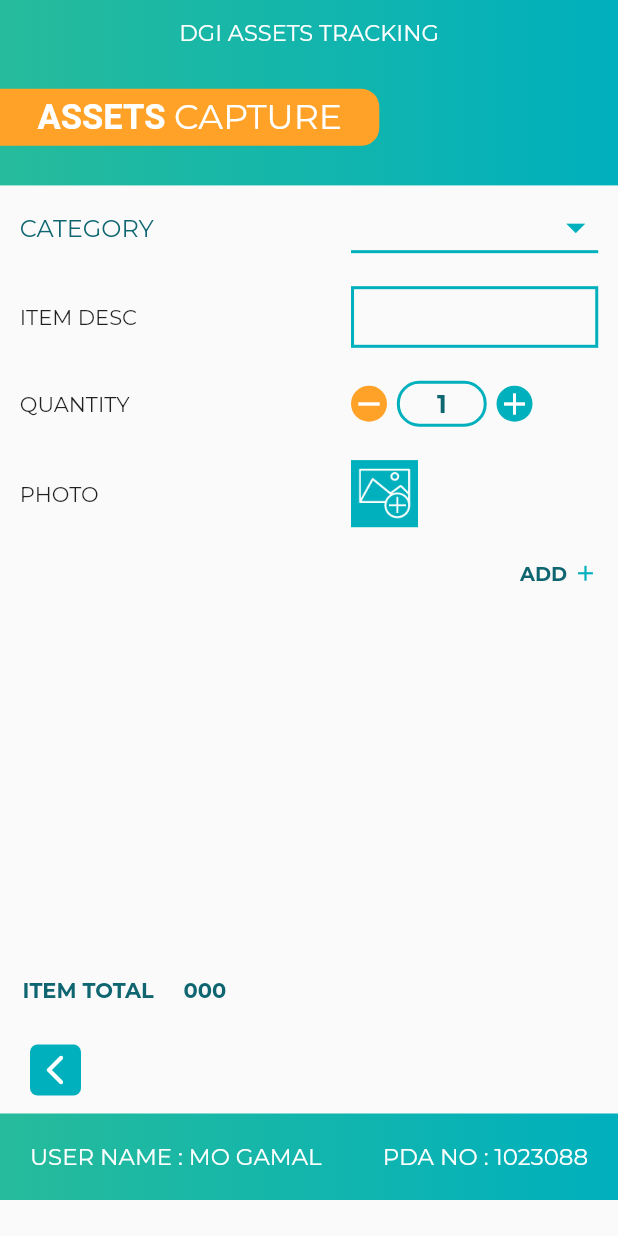
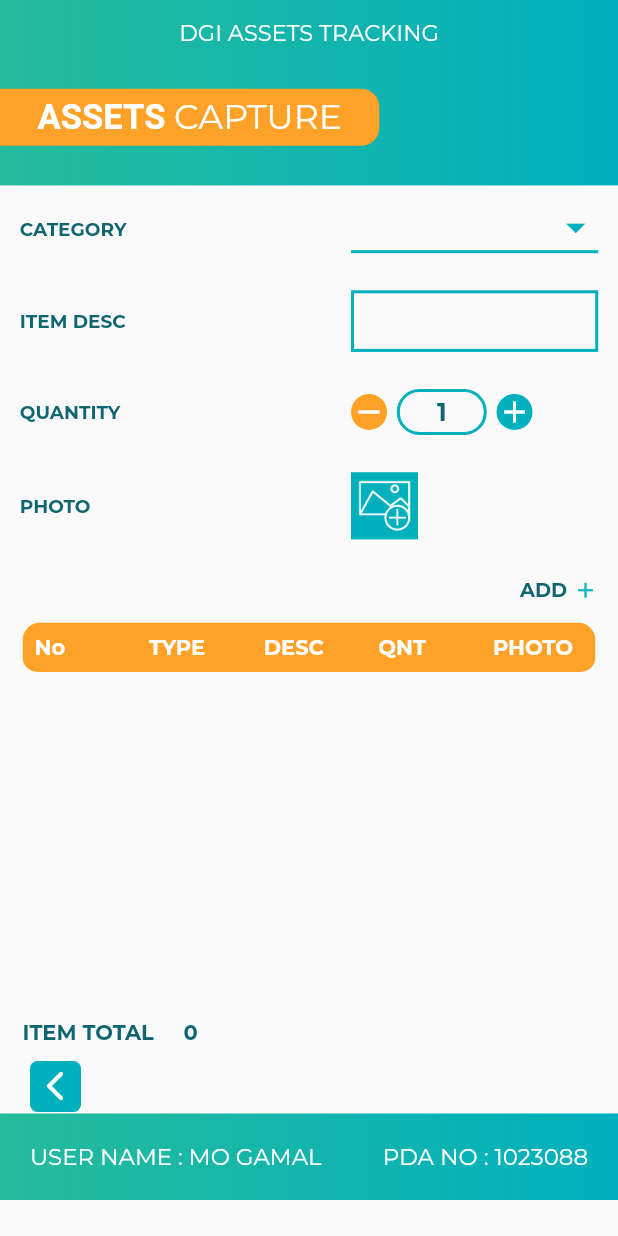
Before and after one commit to Ahmed2120/DGI, a Flutter app: the AssetsCapture screen opened directly, on a phone screen of 412 x 824 dp. Run offline on Flutter 3.47's test engine with Material 2 defaults, Android fonts, the phone set to English and light mode, and no system bars; our stand-ins replace camera, dropdown_button2, percent_indicator, sqflite; missing offline and left inert: flutter_barcode_scanner; accounts and stored records are empty.

Commit message:
edit design

```diff
--- a/lib/screens/assets_capture_screen.dart
+++ b/lib/screens/assets_capture_screen.dart
@@ -122,7 +122,7 @@ class _AssetsCaptureState extends State<AssetsCapture> {
                             categories.map((e) => e.name).toList()),
                         Row(
                           children: [
-                            const Text('ITEM DESC'),
+                            buildText('ITEM DESC', dSize),
                             Spacer(),
                             Container(
                               width: dSize.width * 0.4,
@@ -143,7 +143,7 @@ class _AssetsCaptureState extends State<AssetsCapture> {
                         ),
                         Row(
                           children: [
-                            Text('QUANTITY'),
+                            buildText('QUANTITY', dSize),
                             Spacer(),
                             SizedBox(
                               width: dSize.width * 0.4,
@@ -209,7 +209,7 @@ class _AssetsCaptureState extends State<AssetsCapture> {
                         ),
                         Row(
                           children: [
-                            Text('PHOTO'),
+                            buildText('PHOTO', dSize),
                             Spacer(),
                             InkWell(
                               child: SizedBox(
@@ -247,7 +247,9 @@ class _AssetsCaptureState extends State<AssetsCapture> {
                   children: [
                     Container(
                       padding: const EdgeInsets.symmetric(horizontal: 15),
-                      height: dSize.height * 0.3,
+                      height: dSize.height * 0.321,
+                      child:ClipRRect(
+                        borderRadius: BorderRadius.circular(12),
                         child: ListView(
                           children: [
                             Table(
@@ -257,10 +259,11 @@ class _AssetsCaptureState extends State<AssetsCapture> {
                           ],
                         ),
                       ),
+                    ),
                     Container(
                       padding: EdgeInsets.only(left: 15),
                       child: Text(
-                        'ITEM TOTAL     000',
+                        'ITEM TOTAL     ${items.length}',
                         style: TextStyle(
                             color: Color(0xFF0F6671),
                             fontWeight: FontWeight.bold),
@@ -271,7 +274,7 @@ class _AssetsCaptureState extends State<AssetsCapture> {
                 ),
               ),
               Padding(
-                padding: EdgeInsets.symmetric(horizontal: 20, vertical: 12),
+                padding: EdgeInsets.symmetric(horizontal: 20, vertical: 1),
                 child: Row(
                   mainAxisAlignment: MainAxisAlignment.spaceBetween,
                   children: [
@@ -438,12 +441,10 @@ class _AssetsCaptureState extends State<AssetsCapture> {
   List<TableRow> _getListings() {
     List<TableRow> listings = <TableRow>[];
     int i = 0;
-    for (i = 0; i < items.length; i++) {
-      if (i == 0) {
       listings.add(
         buildRow(['No', 'TYPE', 'DESC', 'QNT', 'PHOTO'], isHeader: true),
       );
-      }
+    for (i = 0; i < items.length; i++) {
       listings.add(
         buildRow(
           [
@@ -465,10 +466,7 @@ class _AssetsCaptureState extends State<AssetsCapture> {
   dropdownMenu(String title, Size dSize, List<String> values) {
     return Row(
       children: [
-        Text(
-          title,
-          style: TextStyle(fontSize: 16, color: Color(0xFF0F6671)),
-        ),
+        buildText(title, dSize),
         Spacer(),
         Container(
           decoration: const BoxDecoration(
@@ -505,4 +503,14 @@ class _AssetsCaptureState extends State<AssetsCapture> {
       ],
     );
   }
+
+  Text buildText(String title, dSize) {
+    return Text(
+      title,
+      style: TextStyle(
+          fontSize: dSize.width * 0.03,
+          color: Color(0xFF0F6671),
+          fontWeight: FontWeight.bold),
+    );
   }
+}
```
Lines whose indentation alone changed are shown as unchanged.
